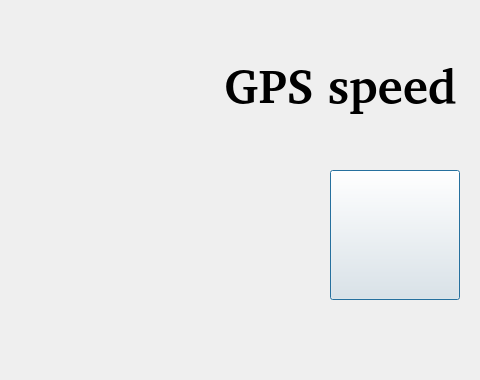
Above: Client/routesavedialog.ui from ArtemD/SpeedFreak before the change; both pictures show x 320 to 800 and y 0 to 380 of the 800 by 380 pixel window. Below: the same form after it.
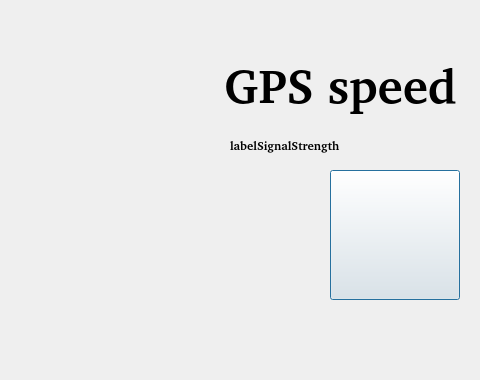
That is the form after the change. Icons and pictures are not drawn.

Commit message: Bugfix: Route dialog draws start and finish texts out of the screen.

The edit to the form file:
```diff
--- a/Client/routesavedialog.ui
+++ b/Client/routesavedialog.ui
@@ -195,6 +195,19 @@
     <string>User info label</string>
    </property>
   </widget>
+  <widget class="QLabel" name="labelSignalStrength">
+   <property name="geometry">
+    <rect>
+     <x>550</x>
+     <y>120</y>
+     <width>151</width>
+     <height>51</height>
+    </rect>
+   </property>
+   <property name="text">
+    <string>labelSignalStrength</string>
+   </property>
+  </widget>
  </widget>
  <resources>
   <include location="graphics.qrc"/>
```
The commit also changes 4 other files.
